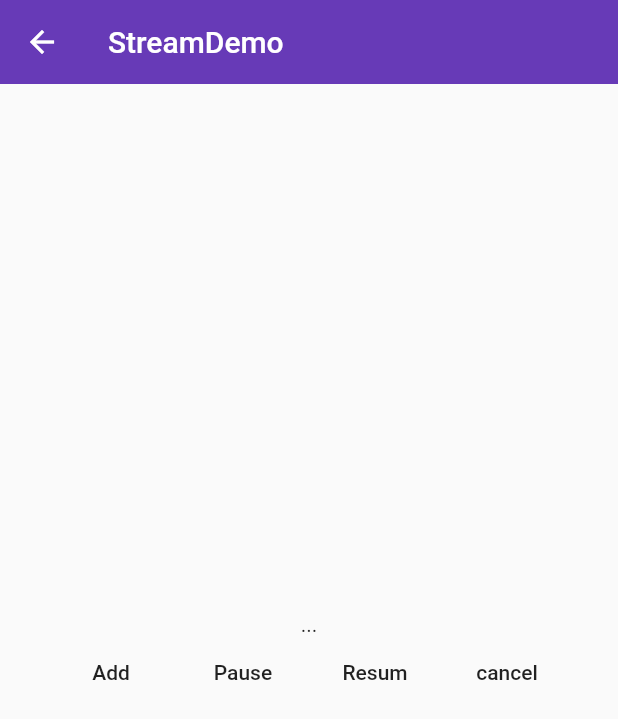
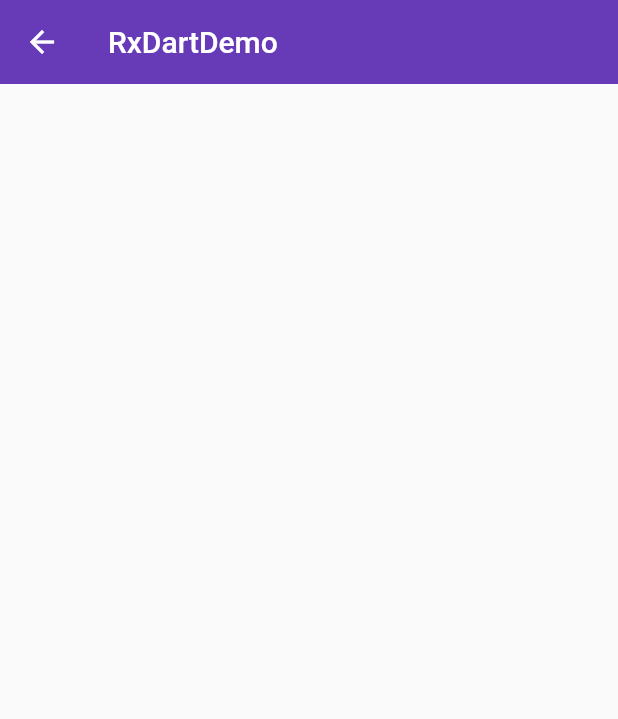
Before and after one commit to skylarsusu/susu_flutter, a Flutter app: the screen it shows after launch, on a phone screen of 412 x 824 dp. Shown: the top 719 px of the screen. Run offline on Flutter 3.47's test engine with Material 2 defaults, Android fonts, the phone set to English and light mode, and no system bars; our stand-ins replace rxdart.

```diff
--- /dev/null
+++ b/lib/Demo/rxdart/rxdart_demo.dart
@@ -0,0 +1,50 @@
+import 'package:flutter/material.dart';
+import 'package:rxdart/rxdart.dart';
+import 'dart:async';
+
+class RxDartDemo extends StatelessWidget {
+  @override
+  Widget build(BuildContext context) {
+    return Scaffold(
+      appBar: AppBar(
+        title: Text('RxDartDemo'),
+        elevation: 0.0,
+      ),
+      body: RxDartDemoHome(),
+    );
+  }
+}
+
+class RxDartDemoHome extends StatefulWidget {
+  @override
+  _RxDartDemoHomeState createState() => _RxDartDemoHomeState();
+}
+
+class _RxDartDemoHomeState extends State<RxDartDemoHome> {
+
+  @override
+  void initState() {
+    // TODO: implement initState
+    super.initState();
+
+    PublishSubject<String> _subject = PublishSubject<String>();
+
+    _subject.listen((value) {
+      print('listen 1 : $value');
+    });
+    _subject.add('hello');
+
+    _subject.listen((value) {
+      print('listen 2 : $value');
+    });
+    _subject.add('hola');
+    // Observable<String> _observable = Observable(Stream);
+    // Observable<String> _observable;
+
+    _subject.close();
+  }
+  @override
+  Widget build(BuildContext context) {
+    return Container();
+  }
+}
--- a/lib/main.dart
+++ b/lib/main.dart
@@ -12,6 +12,7 @@ import 'Demo/form_demo.dart';
 import 'Demo/material_components.dart';
 import './Demo/state/state_management.dart';
 import './Demo/stream/stream_demo.dart';
+import './Demo/rxdart/rxdart_demo.dart';
 
 void main() => runApp(App());
 
@@ -25,7 +26,7 @@ class App extends StatelessWidget{
       // home: Home(),
       // home: SliverDemo(),
       // home: NavigatorDemo(),
-      initialRoute: '/stream',
+      initialRoute: '/rxdart',
       routes: {
         '/': (context) => Home(),
         '/about': (context) => PageDemo(title: 'About'),
@@ -33,6 +34,7 @@ class App extends StatelessWidget{
         '/mdc': (context) => MaterialComponents(),
         '/state-management': (context) => StateManagementDemo(),
         '/stream': (context) => StreamDemo(),
+        '/rxdart': (context) => RxDartDemo(),
       },
       theme: ThemeData(
         primarySwatch: Colors.deepPurple,
--- a/pubspec.yaml
+++ b/pubspec.yaml
@@ -25,6 +25,7 @@ dependencies:
     sdk: flutter
   intl:
   scoped_model:
+  rxdart:
 
 
   # The following adds the Cupertino Icons font to your application.
```
Also changed, not shown: pubspec.lock.
